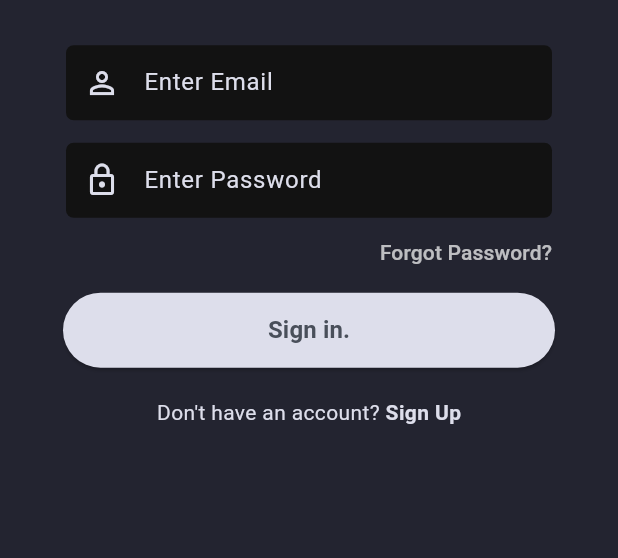
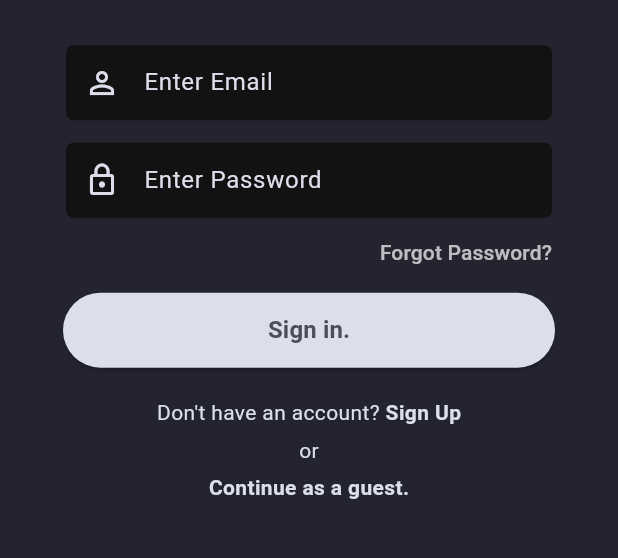
Before and after one commit to Shoosht/MovieRecommender-Flutter, a Flutter app: the screen it shows after launch, on a phone screen of 412 x 824 dp, the part 540-1098 px from its top. Run offline on Flutter 3.47's test engine with Material 2 defaults, Android fonts, the phone set to English and light mode, and no system bars; our stand-ins replace camera, firebase_auth, firebase_core, google_fonts; accounts and stored records are empty; Roboto replaces fonts that are missing (Kadwa).

Commit message:
Added Continue as a guest option

```diff
--- a/lib/reusable_widgets/reusable_widget.dart
+++ b/lib/reusable_widgets/reusable_widget.dart
@@ -13,7 +13,7 @@ Image logoWidget(String imageName) {
 
 Container reusableTextField(String text, IconData icon, bool isPasswordType,
     TextEditingController controller) {
-  return Container( // Wrap in a Container
+  return Container(
     width: 324,
     height: 50,
     child: TextField(
--- a/lib/screens/signin_screen.dart
+++ b/lib/screens/signin_screen.dart
@@ -75,6 +75,13 @@ class _SignInScreenState extends State<SignInScreen> {
                   });
                 }),
                 signUpOption(context),
+                SizedBox(height: 5),
+                Text(
+                  "or",
+                  style: TextStyle(color: hexStringToColor("DDDEEB") ),
+                ),
+                SizedBox(height: 5),
+                guestOption(context),
               ],
             ),
           ),
@@ -90,13 +97,31 @@ Row signUpOption(BuildContext context) {
     children: [
        Text("Don't have an account?",
           style: TextStyle(color: hexStringToColor("DDDEEB"))),
+        GestureDetector(
+          onTap: () {
+            Navigator.push(context,
+                MaterialPageRoute(builder: (context) => SignUpScreen()));
+          },
+          child: Text(
+            " Sign Up",
+            style: TextStyle(color: hexStringToColor("DDDEEB"), fontWeight: FontWeight.bold),
+          ),
+        )
+    ],
+  );
+}
+
+Row guestOption(BuildContext context) {
+  return Row(
+    mainAxisAlignment: MainAxisAlignment.center,
+    children: [
       GestureDetector(
         onTap: () {
           Navigator.push(context,
-              MaterialPageRoute(builder: (context) => SignUpScreen()));
+              MaterialPageRoute(builder: (context) => PreferenceScreen()));
         },
         child: Text(
-          " Sign Up",
+          "Continue as a guest.",
           style: TextStyle(color: hexStringToColor("DDDEEB"), fontWeight: FontWeight.bold),
         ),
       )
--- a/lib/screens/signup_screen.dart
+++ b/lib/screens/signup_screen.dart
@@ -22,9 +22,9 @@ class _SignUpScreenState extends State<SignUpScreen> {
       appBar: AppBar(
         backgroundColor: Colors.transparent,
         elevation: 0,
-        title: const Text(
+        title: Text(
           "Sign Up",
-          style: TextStyle(fontSize: 24, fontWeight: FontWeight.bold),
+          style: TextStyle(fontSize: 24, fontWeight: FontWeight.bold, color: hexStringToColor("DDDEEB")),
         ),
       ),
       body: Container(
```
Also changed, not shown: lib/main.dart (+1 -15 lines).
